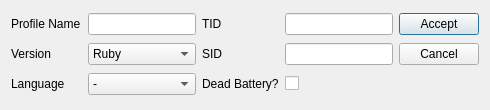
Qt form Forms/Gen3/ProfileManager3NewEdit.ui (Admiral-Fish/PokeFinder) before a commit.
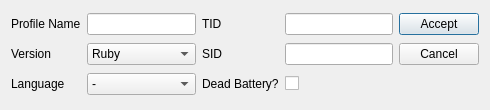
The same form after that commit. Custom widgets are drawn as their Qt base class.

Patch:
```diff
--- a/Forms/Gen3/ProfileManager3NewEdit.ui
+++ b/Forms/Gen3/ProfileManager3NewEdit.ui
@@ -10,12 +10,6 @@
     <height>110</height>
    </rect>
   </property>
-  <property name="sizePolicy">
-   <sizepolicy hsizetype="Fixed" vsizetype="Fixed">
-    <horstretch>0</horstretch>
-    <verstretch>0</verstretch>
-   </sizepolicy>
-  </property>
   <property name="minimumSize">
    <size>
     <width>490</width>
@@ -40,14 +34,7 @@
     </widget>
    </item>
    <item row="0" column="1">
-    <widget class="QLineEdit" name="lineEditProfile">
-     <property name="sizePolicy">
-      <sizepolicy hsizetype="Preferred" vsizetype="Fixed">
-       <horstretch>0</horstretch>
-       <verstretch>0</verstretch>
-      </sizepolicy>
-     </property>
-    </widget>
+    <widget class="QLineEdit" name="lineEditProfile"/>
    </item>
    <item row="0" column="2">
     <widget class="QLabel" name="labelTID">
```
Left out of the diff: 42 changed lines with no effect on the pictures.
